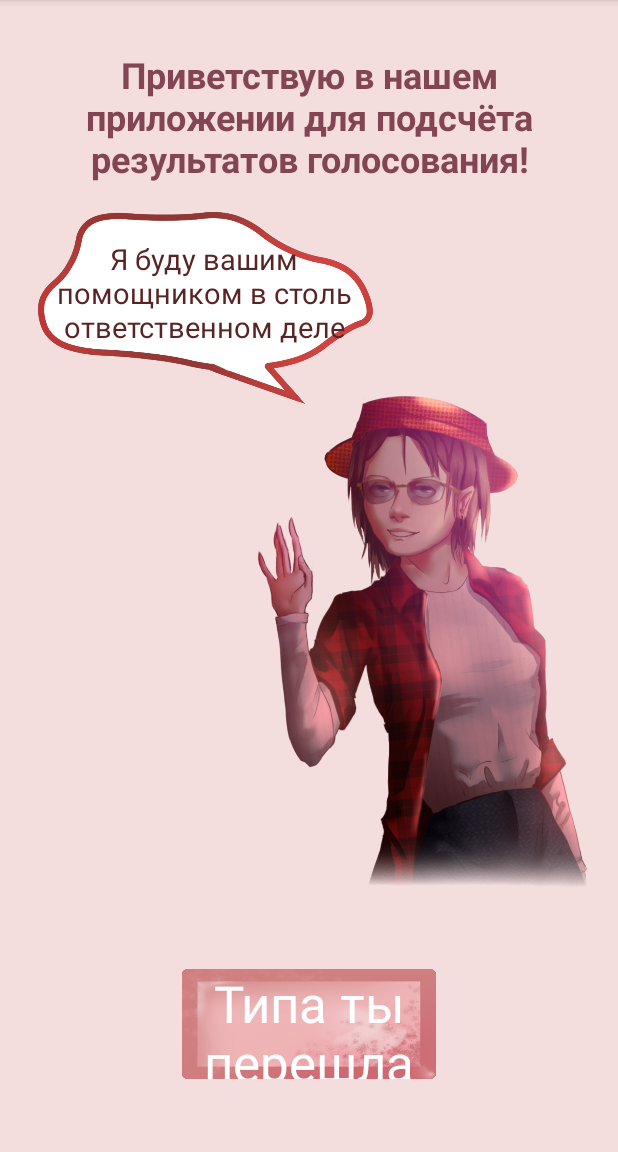
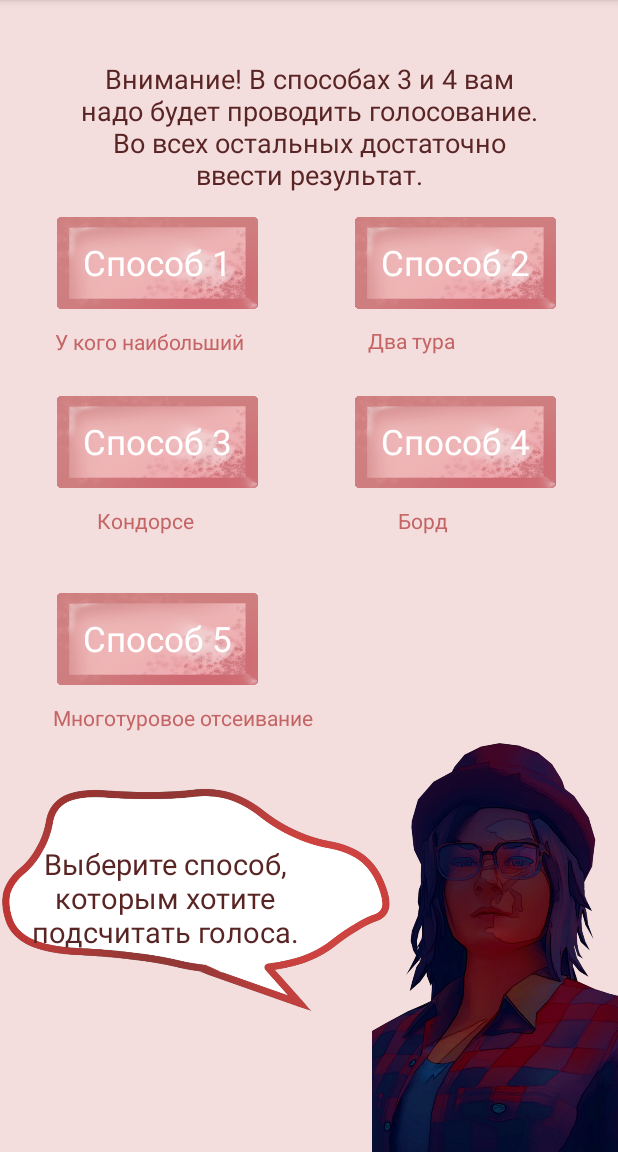
Before and after one commit to Lomilka/prilojenie0, an Android app: the screen it shows after launch (MainActivity before the commit, ActivitySposob after it), after a tap on "Хорошо", on a phone screen of 412 x 824 dp, the part 84-1236 px from its top. Run offline under Robolectric (Android 15) with nearby library versions, the light colour scheme and no system bars; 2 other taps on this screen came first.

Commit message:
Экраны выбора способа готовы. Только если незапланированно жать назад с активити "Ура", картинка отпадёт. Надо чтобы не было возможности идти назад без кнопки))

```diff
--- a/app/src/main/java/com/itproger/myapplication/MainActivity.java
+++ b/app/src/main/java/com/itproger/myapplication/MainActivity.java
@@ -2,11 +2,11 @@ package com.itproger.myapplication;
 
 import androidx.appcompat.app.AppCompatActivity;
 
+import android.content.Intent;
 import android.os.Bundle;
 import android.view.View;
 import android.widget.ImageView;
 import android.widget.TextView;
-import android.widget.Toast;
 
 public class MainActivity extends AppCompatActivity {
 
@@ -52,9 +52,9 @@ public class MainActivity extends AppCompatActivity {
             count_of_KKnopDalshe0 = 2;
 
         }else if (count_of_KKnopDalshe0==2){ //Третье нажатие
-        Toast.makeText(this, "Переход на 2 активити", Toast.LENGTH_SHORT).show();
-            TextView KnopDalshe0 = findViewById(R.id.KnopDalshe0);
-            KnopDalshe0.setText("Типа ты перешла");
+        //Переход на выбор способа
+            Intent intent = new Intent(this, ActivitySposob.class);
+            startActivity(intent);
         }
     }
 }
--- /dev/null
+++ b/app/src/main/res/layout/activity_sposob.xml
@@ -0,0 +1,219 @@
+<?xml version="1.0" encoding="utf-8"?>
+<androidx.constraintlayout.widget.ConstraintLayout xmlns:android="http://schemas.android.com/apk/res/android"
+    xmlns:app="http://schemas.android.com/apk/res-auto"
+    xmlns:tools="http://schemas.android.com/tools"
+    android:layout_width="match_parent"
+    android:layout_height="match_parent"
+    android:background="#F4DDDD"
+    tools:context=".ActivitySposob">
+
+    <TextView
+        android:id="@+id/textOpisanie1Sposob5"
+        android:layout_width="193dp"
+        android:layout_height="38dp"
+        android:gravity="center"
+        android:text="Многотуровое отсеивание"
+        android:textColor="#C56464"
+        app:layout_constraintBottom_toBottomOf="parent"
+        app:layout_constraintEnd_toEndOf="parent"
+        app:layout_constraintHorizontal_bias="0.114"
+        app:layout_constraintStart_toStartOf="parent"
+        app:layout_constraintTop_toTopOf="@+id/knopSposob5"
+        app:layout_constraintVertical_bias="0.191" />
+
+    <TextView
+        android:id="@+id/textOpisanie1Sposob4"
+        android:layout_width="193dp"
+        android:layout_height="38dp"
+        android:gravity="center"
+        android:text="Борд"
+        android:textColor="#C56464"
+        app:layout_constraintBottom_toBottomOf="parent"
+        app:layout_constraintEnd_toEndOf="parent"
+        app:layout_constraintHorizontal_bias="0.844"
+        app:layout_constraintStart_toStartOf="parent"
+        app:layout_constraintTop_toTopOf="@+id/knopSposob4"
+        app:layout_constraintVertical_bias="0.138" />
+
+    <TextView
+        android:id="@+id/textOpisanie1Sposob3"
+        android:layout_width="193dp"
+        android:layout_height="38dp"
+        android:gravity="center"
+        android:text="Кондорсе"
+        android:textColor="#C56464"
+        app:layout_constraintBottom_toBottomOf="parent"
+        app:layout_constraintEnd_toEndOf="parent"
+        app:layout_constraintHorizontal_bias="0.0"
+        app:layout_constraintStart_toStartOf="parent"
+        app:layout_constraintTop_toTopOf="@+id/knopSposob3"
+        app:layout_constraintVertical_bias="0.138" />
+
+    <TextView
+        android:id="@+id/textOpisanie1Sposob2"
+        android:layout_width="193dp"
+        android:layout_height="38dp"
+        android:gravity="center"
+        android:text="Два тура"
+        android:textColor="#C56464"
+        app:layout_constraintBottom_toBottomOf="parent"
+        app:layout_constraintEnd_toEndOf="parent"
+        app:layout_constraintHorizontal_bias="0.811"
+        app:layout_constraintStart_toStartOf="parent"
+        app:layout_constraintTop_toTopOf="@+id/knopSposob2"
+        app:layout_constraintVertical_bias="0.108" />
+
+    <TextView
+        android:id="@+id/TextOpisanie1Sposob1"
+        android:layout_width="193dp"
+        android:layout_height="38dp"
+        android:gravity="center"
+        android:text="У кого наибольший"
+        android:textColor="#C56464"
+        app:layout_constraintBottom_toBottomOf="parent"
+        app:layout_constraintEnd_toEndOf="parent"
+        app:layout_constraintHorizontal_bias="0.013"
+        app:layout_constraintStart_toStartOf="parent"
+        app:layout_constraintTop_toTopOf="@+id/knopSposob1"
+        app:layout_constraintVertical_bias="0.109" />
+
+    <TextView
+        android:id="@+id/knopSposob5"
+        android:layout_width="134dp"
+        android:layout_height="61dp"
+        android:background="@drawable/mainknopka"
+        android:gravity="center"
+        android:onClick="onClick_to_KnopSposob5"
+        android:text="Способ 5"
+        android:textColor="#FFFFFF"
+        android:textSize="23sp"
+        app:layout_constraintBottom_toBottomOf="parent"
+        app:layout_constraintEnd_toEndOf="parent"
+        app:layout_constraintHorizontal_bias="0.137"
+        app:layout_constraintStart_toStartOf="parent"
+        app:layout_constraintTop_toTopOf="parent"
+        app:layout_constraintVertical_bias="0.559" />
+
+    <TextView
+        android:id="@+id/knopSposob4"
+        android:layout_width="134dp"
+        android:layout_height="61dp"
+        android:background="@drawable/mainknopka"
+        android:gravity="center"
+        android:onClick="onClick_to_KnopSposob4"
+        android:text="Способ 4"
+        android:textColor="#FFFFFF"
+        android:textSize="23sp"
+        app:layout_constraintBottom_toBottomOf="parent"
+        app:layout_constraintEnd_toEndOf="parent"
+        app:layout_constraintHorizontal_bias="0.851"
+        app:layout_constraintStart_toStartOf="parent"
+        app:layout_constraintTop_toTopOf="parent"
+        app:layout_constraintVertical_bias="0.374" />
+
+    <TextView
+        android:id="@+id/knopSposob3"
+        android:layout_width="134dp"
+        android:layout_height="61dp"
+        android:background="@drawable/mainknopka"
+        android:gravity="center"
+        android:onClick="onClick_to_KnopSposob3"
+        android:text="Способ 3"
+        android:textColor="#FFFFFF"
+        android:textSize="23sp"
+        app:layout_constraintBottom_toBottomOf="parent"
+        app:layout_constraintEnd_toEndOf="parent"
+        app:layout_constraintHorizontal_bias="0.137"
+        app:layout_constraintStart_toStartOf="parent"
+        app:layout_constraintTop_toTopOf="parent"
+        app:layout_constraintVertical_bias="0.374" />
+
+    <TextView
+        android:id="@+id/knopSposob2"
+        android:layout_width="134dp"
+        android:layout_height="61dp"
+        android:background="@drawable/mainknopka"
+        android:gravity="center"
+        android:onClick="onClick_to_KnopSposob2"
+        android:text="Способ 2"
+        android:textColor="#FFFFFF"
+        android:textSize="23sp"
+        app:layout_constraintBottom_toBottomOf="parent"
+        app:layout_constraintEnd_toEndOf="parent"
+        app:layout_constraintHorizontal_bias="0.851"
+        app:layout_constraintStart_toStartOf="parent"
+        app:layout_constraintTop_toTopOf="parent"
+        app:layout_constraintVertical_bias="0.205" />
+
+    <TextView
+        android:id="@+id/knopSposob1"
+        android:layout_width="134dp"
+        android:layout_height="61dp"
+        android:background="@drawable/mainknopka"
+        android:gravity="center"
+        android:onClick="onClick_to_KnopSposob1"
+        android:text="Способ 1"
+        android:textColor="#FFFFFF"
+        android:textSize="23sp"
+        app:layout_constraintBottom_toBottomOf="parent"
+        app:layout_constraintEnd_toEndOf="parent"
+        app:layout_constraintHorizontal_bias="0.137"
+        app:layout_constraintStart_toStartOf="parent"
+        app:layout_constraintTop_toTopOf="parent"
+        app:layout_constraintVertical_bias="0.205" />
+
+    <ImageView
+        android:id="@+id/ihorror"
+        android:layout_width="224dp"
+        android:layout_height="288dp"
+        android:layout_marginEnd="-1dp"
+        app:layout_constraintBottom_toBottomOf="parent"
+        app:layout_constraintEnd_toEndOf="parent"
+        app:layout_constraintHorizontal_bias="1.2"
+        app:layout_constraintStart_toStartOf="parent"
+        app:layout_constraintTop_toTopOf="parent"
+        app:layout_constraintVertical_bias="1.0"
+        app:srcCompat="@drawable/izvet" />
+
+    <ImageView
+        android:id="@+id/Balloon2"
+        android:layout_width="261dp"
+        android:layout_height="536dp"
+        app:layout_constraintBottom_toBottomOf="parent"
+        app:layout_constraintEnd_toEndOf="parent"
+        app:layout_constraintHorizontal_bias="0.0"
+        app:layout_constraintStart_toStartOf="parent"
+        app:layout_constraintTop_toTopOf="@+id/knopSposob5"
+        app:layout_constraintVertical_bias="0.388"
+        app:srcCompat="@drawable/balloon1" />
+
+    <TextView
+        android:id="@+id/textViberiteSposob"
+        android:layout_width="188dp"
+        android:layout_height="196dp"
+        android:gravity="center"
+        android:text="Выберите способ, которым хотите подсчитать голоса."
+        android:textColor="#592424"
+        android:textSize="19sp"
+        app:layout_constraintBottom_toBottomOf="parent"
+        app:layout_constraintEnd_toEndOf="@+id/Balloon2"
+        app:layout_constraintHorizontal_bias="0.219"
+        app:layout_constraintStart_toStartOf="@+id/Balloon2"
+        app:layout_constraintTop_toTopOf="@+id/Balloon2"
+        app:layout_constraintVertical_bias="0.703" />
+
+    <TextView
+        android:id="@+id/TextPreduprejdenie"
+        android:layout_width="308dp"
+        android:layout_height="111dp"
+        android:gravity="center"
+        android:text="Внимание! В способах 3 и 4 вам надо будет проводить голосование. Во всех остальных достаточно ввести результат."
+        android:textColor="#592424"
+        android:textSize="18sp"
+        app:layout_constraintBottom_toBottomOf="parent"
+        app:layout_constraintEnd_toEndOf="parent"
+        app:layout_constraintStart_toStartOf="parent"
+        app:layout_constraintTop_toTopOf="parent"
+        app:layout_constraintVertical_bias="0.044" />
+
+</androidx.constraintlayout.widget.ConstraintLayout>
```
Also changed, not shown: app/src/main/AndroidManifest.xml (+9 -0 lines), app/src/main/java/com/itproger/myapplication/ActivityOpisanie.java (added, +112 -0 lines), app/src/main/java/com/itproger/myapplication/ActivitySposob.java (added, +50 -0 lines), app/src/main/java/com/itproger/myapplication/ActivityVibranSposob.java (added, +34 -0 lines), app/src/main/java/com/itproger/myapplication/Nom.java (added, +14 -0 lines), app/src/main/res/layout/activity_opisanie.xml (added, +154 -0 lines), app/src/main/res/layout/activity_vibran_sposob.xml (added, +37 -0 lines), app/src/main/res/drawable/mem1sp.png (added), app/src/main/res/drawable/mem2sp.png (added), app/src/main/res/drawable/mem3sp.png (added), app/src/main/res/drawable/mem4sp.PNG (added), app/src/main/res/drawable/mem5sp.png (added).
